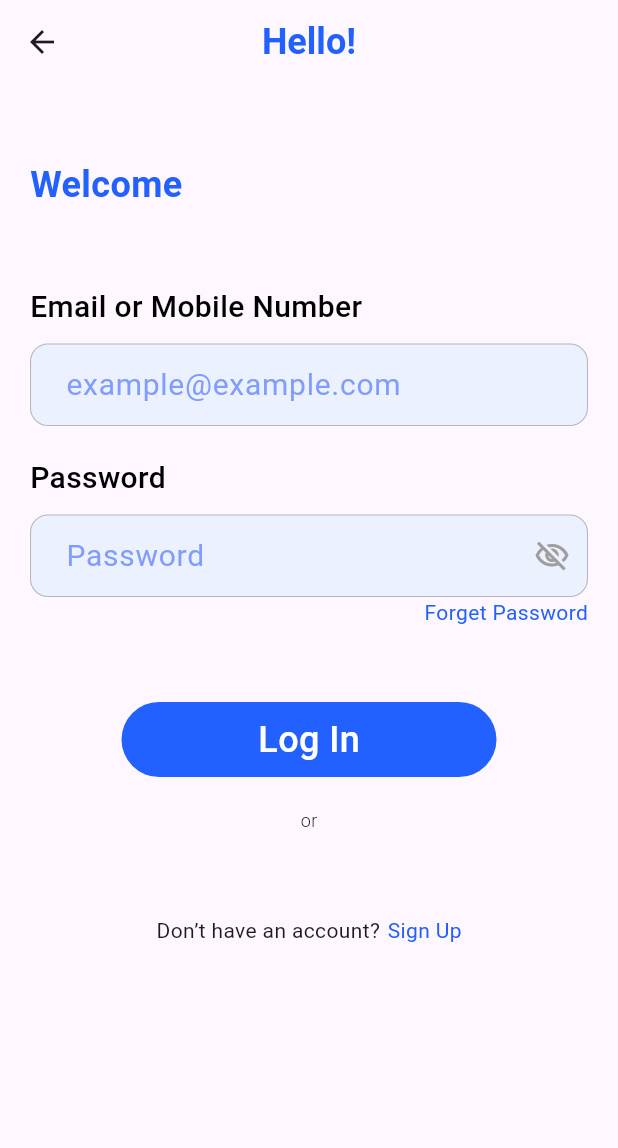
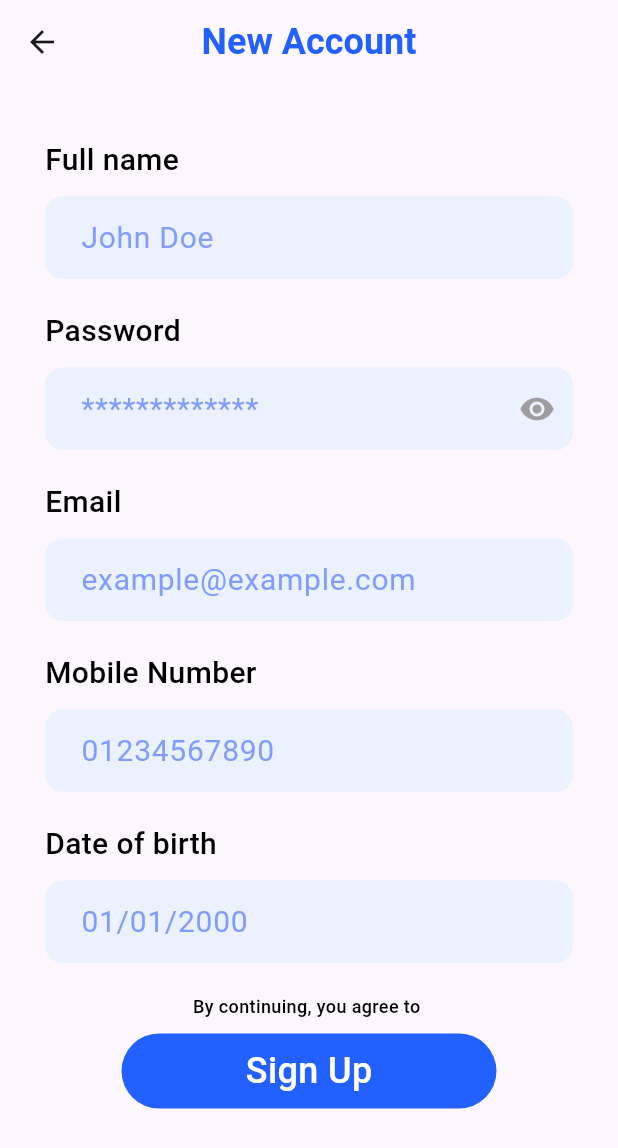
Before and after one commit to Psycho04/medicalh_ealth, a Flutter app: the LoginScreen screen opened by its route, after a tap on "Sign Up", on a phone screen of 412 x 824 dp. Shown: the top 1148 px of the screen. Run offline on Flutter 3.47's test engine with Material 3 defaults, Android fonts, the phone set to English and light mode, and no system bars; our stand-ins replace flutter_svg.

Commit message:
feat: implement signup screen and add password confirmation functionality

```diff
--- a/lib/auth/login_screen.dart
+++ b/lib/auth/login_screen.dart
@@ -1,11 +1,11 @@
 import 'package:flutter/material.dart';
-import 'package:flutter_svg/flutter_svg.dart';
+import 'package:medicalh_ealth/auth/set_screen.dart';
+import 'package:medicalh_ealth/auth/signup_screen.dart';
 import 'package:medicalh_ealth/auth/widget/my_text_btn.dart';
+import 'package:medicalh_ealth/auth/widget/my_text_field_with_name.dart';
 import 'package:medicalh_ealth/core/my_colors.dart';
-import 'package:medicalh_ealth/core/my_images.dart';
 import 'package:medicalh_ealth/core/my_styles.dart';
 import 'package:medicalh_ealth/core/my_text.dart';
-import 'package:medicalh_ealth/core/my_text_form_field.dart';
 import 'package:medicalh_ealth/core/spacing.dart';
 
 // ignore: must_be_immutable
@@ -39,50 +39,46 @@ class LoginScreen extends StatelessWidget {
                       color: MyColor.primaryColor,
                       fontWeight: FontWeight.w600)),
               verticalSpacing(50),
-              const Text(
-                MyText.emailOrMobile,
-                style: MyStyles.title20Black500,
-              ),
-              verticalSpacing(10),
-              CustomTextField(
-                text: MyText.example,
-                textAlign: TextAlign.start,
-                keyboardType: TextInputType.emailAddress,
-                controller: TextEditingController(),
-                onTap: () {},
+              TextFieldWithName(
+                text: MyText.emailOrMobile,
+                hintText: MyText.example,
                 validator: (value) {
                   if (value!.isEmpty) {
                     return 'Please enter your email or mobile';
                   }
                   return null;
                 },
-                obscureText: false,
+                controller: TextEditingController(),
               ),
-              verticalSpacing(20),
-              const Text(
-                MyText.password,
-                style: MyStyles.title20Black500,
-              ),
-              verticalSpacing(10),
-              CustomTextField(
+              TextFieldWithName(
                 text: MyText.password,
-                textAlign: TextAlign.start,
-                controller: TextEditingController(),
-                onTap: () {},
+                hintText: MyText.dots,
                 validator: (value) {
                   if (value!.isEmpty) {
                     return 'Please enter your password';
                   }
                   return null;
                 },
-                suffix: const Icon(Icons.visibility_off_outlined),
+                controller: TextEditingController(),
+                suffixWidget: IconButton(
+                  onPressed: () {},
+                  icon: const Icon(Icons.remove_red_eye),
+                ),
               ),
-              const Row(
+              Row(
                 children: [
-                  Spacer(),
-                  Text(
-                    MyText.forgetPassword,
-                    style: TextStyle(color: MyColor.primaryColor),
+                  const Spacer(),
+                  InkWell(
+                    onTap: () {
+                      Navigator.push(
+                          context,
+                          MaterialPageRoute(
+                              builder: (context) => const SetScreen()));
+                    },
+                    child: const Text(
+                      MyText.forgetPassword,
+                      style: TextStyle(color: MyColor.primaryColor),
+                    ),
                   )
                 ],
               ),
@@ -106,7 +102,13 @@ class LoginScreen extends StatelessWidget {
                         const Text(MyText.dontHaveAccount),
                         horizontalSpacing(5),
                         InkWell(
-                          onTap: () {},
+                          onTap: () {
+                            Navigator.push(
+                                context,
+                                MaterialPageRoute(
+                                    builder: (context) =>
+                                        const SignupScreen()));
+                          },
                           child: const Text(MyText.signUP,
                               style: TextStyle(color: MyColor.primaryColor)),
                         ),
--- a/lib/auth/signup_screen.dart
+++ b/lib/auth/signup_screen.dart
@@ -0,0 +1,97 @@
+import 'package:flutter/material.dart';
+import 'package:medicalh_ealth/auth/widget/my_text_btn.dart';
+import 'package:medicalh_ealth/auth/widget/my_text_field_with_name.dart';
+import 'package:medicalh_ealth/core/my_colors.dart';
+import 'package:medicalh_ealth/core/my_styles.dart';
+import 'package:medicalh_ealth/core/my_text.dart';
+import 'package:medicalh_ealth/core/spacing.dart';
+
+class SignupScreen extends StatelessWidget {
+  static const routeName = 'signupScreen';
+  const SignupScreen({super.key});
+
+  @override
+  Widget build(BuildContext context) {
+    return Scaffold(
+      appBar: AppBar(
+        title: Text(
+          MyText.newAccount,
+          style: MyStyles.title24Whitew300.copyWith(
+            color: MyColor.primaryColor,
+            fontWeight: FontWeight.w600,
+          ),
+        ),
+        centerTitle: true,
+      ),
+      body: Padding(
+        padding: const EdgeInsets.symmetric(horizontal: 30),
+        child: SingleChildScrollView(
+          physics: const BouncingScrollPhysics(),
+          scrollDirection: Axis.vertical,
+          child: Column(
+            children: [
+              verticalSpacing(36),
+              TextFieldWithName(
+                text: MyText.fullName,
+                hintText: 'John Doe',
+                validator: (val) {
+                  return '';
+                },
+                controller: TextEditingController(),
+              ),
+              TextFieldWithName(
+                text: MyText.password,
+                hintText: MyText.dots,
+                validator: (val) {
+                  return '';
+                },
+                controller: TextEditingController(),
+                suffixWidget: IconButton(
+                  onPressed: () {},
+                  icon: const Icon(Icons.remove_red_eye),
+                ),
+              ),
+              TextFieldWithName(
+                text: MyText.email,
+                hintText: MyText.example,
+                validator: (val) {
+                  return '';
+                },
+                controller: TextEditingController(),
+              ),
+              TextFieldWithName(
+                text: MyText.mobileNumber,
+                hintText: '01234567890',
+                validator: (val) {
+                  return '';
+                },
+                controller: TextEditingController(),
+              ),
+              TextFieldWithName(
+                text: MyText.dateOfBirth,
+                hintText: '01/01/2000',
+                validator: (val) {
+                  return '';
+                },
+                controller: TextEditingController(),
+              ),
+              Text(
+                MyText.byContinuing,
+                style: MyStyles.title12Blackw300.copyWith(
+                  fontWeight: FontWeight.w500,
+                ),
+              ),
+              verticalSpacing(10),
+              MyTextBtn(
+                onTap: () {},
+                text: MyText.signUP,
+                color: MyColor.primaryColor,
+                textColor: Colors.white,
+              ),
+            ],
+          ),
+        ),
+      ),
+    );
+  }
+}
--- /dev/null
+++ b/lib/auth/widget/my_text_field_with_name.dart
@@ -0,0 +1,50 @@
+import 'package:flutter/material.dart';
+import 'package:medicalh_ealth/core/my_styles.dart';
+import 'package:medicalh_ealth/core/my_text_form_field.dart';
+import 'package:medicalh_ealth/core/spacing.dart';
+
+class TextFieldWithName extends StatelessWidget {
+  final Widget? suffixWidget;
+  final String text;
+  final String hintText;
+  final bool obscureText;
+  final void Function()? onTap;
+  final String? Function(String?)? validator;
+  final TextEditingController controller;
+
+  const TextFieldWithName({
+    super.key,
+    this.suffixWidget,
+    required this.text,
+    required this.hintText,
+    this.obscureText = false,
+    this.onTap,
+    required this.validator,
+    required this.controller,
+  });
+
+  @override
+  Widget build(BuildContext context) {
+    return Column(
+      crossAxisAlignment: CrossAxisAlignment.start,
+      children: [
+        Text(
+          text,
+          style: MyStyles.title20Black500,
+        ),
+        verticalSpacing(10),
+        CustomTextField(
+          text: hintText,
+          textAlign: TextAlign.start,
+          keyboardType: TextInputType.emailAddress,
+          controller: controller,
+          onTap: onTap,
+          validator: validator,
+          obscureText: obscureText,
+          suffix: suffixWidget,
+        ),
+        verticalSpacing(20),
+      ],
+    );
+  }
+}
--- a/lib/core/my_styles.dart
+++ b/lib/core/my_styles.dart
@@ -11,7 +11,7 @@
   static const TextStyle title12Blackw300 = TextStyle(
     fontSize: 12,
     fontWeight: FontWeight.w300,
-    color: Color(0xff070707)
+    color: Colors.black
   );
 
   static const TextStyle title24Whitew300 = TextStyle(
--- a/lib/core/my_text_form_field.dart
+++ b/lib/core/my_text_form_field.dart
@@ -98,7 +98,7 @@ class CustomTextField extends StatelessWidget {
     return OutlineInputBorder(
       borderRadius: BorderRadius.circular(12),
       borderSide: const BorderSide(
-        color: Color.fromARGB(179, 158, 158, 158),
+        color: Color(0xffECF1FF),
         width: 0.7,
       ),
     );
--- a/lib/main.dart
+++ b/lib/main.dart
@@ -1,6 +1,7 @@
 import 'package:flutter/material.dart';
 import 'package:medicalh_ealth/auth/auth_screen.dart';
 import 'package:medicalh_ealth/auth/login_screen.dart';
+import 'package:medicalh_ealth/auth/signup_screen.dart';
 
 void main() {
   runApp(const MyApp());
@@ -19,6 +20,7 @@
       routes: {
         'AuthScreen': (context) => const AuthScreen(),
         'LoginScreen': (context) => LoginScreen(),
+        'signupScreen': (context) => const SignupScreen(),
       },
     );
   }
```
Also changed, not shown: lib/auth/auth_screen.dart (+25 -6 lines), lib/auth/set_screen.dart (added, +75 -0 lines).
